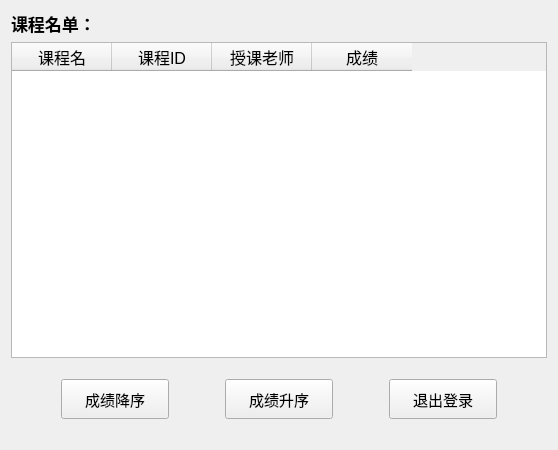
Above: StuInfo_Manage_System/student_window.ui from xietao02/StuInfo_Manage_System before the change. Below: the same form after it.
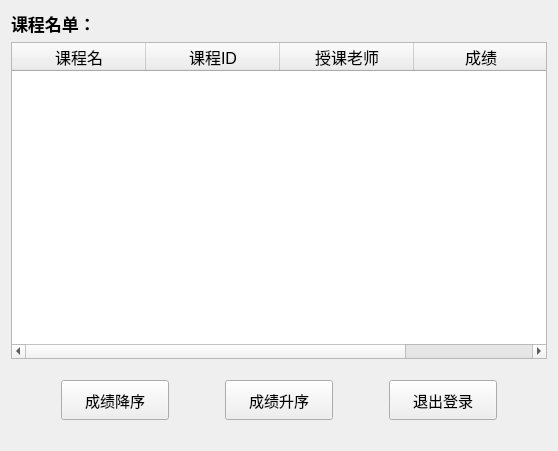
That is the form after the change.

The edit to the form file:
```diff
--- a/StuInfo_Manage_System/student_window.ui
+++ b/StuInfo_Manage_System/student_window.ui
@@ -7,7 +7,7 @@
     <x>0</x>
     <y>0</y>
     <width>558</width>
-    <height>450</height>
+    <height>451</height>
    </rect>
   </property>
   <property name="windowTitle">
@@ -39,6 +39,15 @@
          <height>300</height>
         </size>
        </property>
+       <attribute name="horizontalHeaderDefaultSectionSize">
+        <number>134</number>
+       </attribute>
+       <attribute name="verticalHeaderMinimumSectionSize">
+        <number>25</number>
+       </attribute>
+       <attribute name="verticalHeaderDefaultSectionSize">
+        <number>28</number>
+       </attribute>
        <column>
         <property name="text">
          <string>课程名</string>
```
